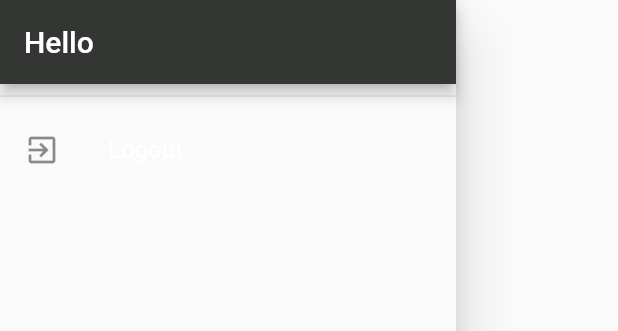
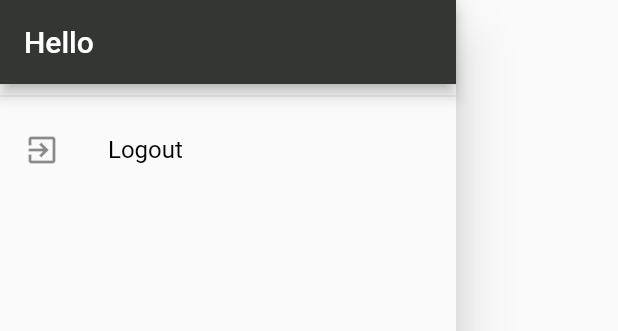
Before and after one commit to giorgiofrittoli/gym-workout-program-app, a Flutter app: the AppDrawer widget shown alone on an empty page, opened directly, on a phone screen of 412 x 824 dp. Shown: the top 331 px of the screen. Run offline on Flutter 3.47's test engine with Material 2 defaults, Android fonts, the phone set to English and light mode, and no system bars; our stand-ins replace shared_preferences; accounts and stored records are empty.

Commit message:
fix layout

```diff
--- a/lib/widgets/app_drawer.dart
+++ b/lib/widgets/app_drawer.dart
@@ -20,7 +20,12 @@ class AppDrawer extends StatelessWidget {
             Divider(),
             ListTile(
               leading: Icon(Icons.exit_to_app),
-              title: Text("Logout"),
+              title: Text(
+                "Logout",
+                style: TextStyle(
+                  color: Colors.black,
+                ),
+              ),
               onTap: () {
                 Navigator.of(context).pop();
                 Navigator.of(context).pushReplacementNamed("/");
```
